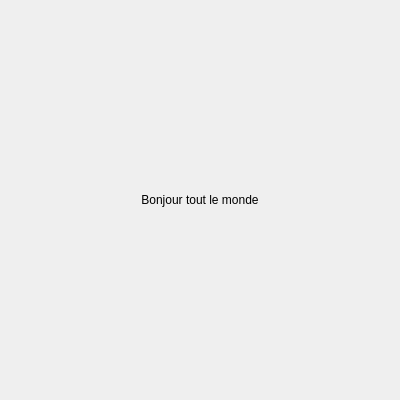
Before: the Qt Designer form Tutoriels/Cpp/Qt/Qt/GProject/GMainWindow.ui in gkesse/ReadyDev, drawn with Qt 5.
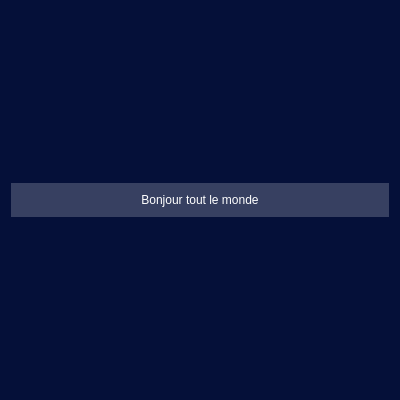
After: the same form once the commit is applied.

```diff
--- a/Tutoriels/Cpp/Qt/Qt/GProject/GMainWindow.ui
+++ b/Tutoriels/Cpp/Qt/Qt/GProject/GMainWindow.ui
@@ -17,7 +17,21 @@
    </size>
   </property>
   <property name="windowTitle">
-   <string>GMainWindow</string>
+   <string>Qt | ReadyDev</string>
+  </property>
+  <property name="styleSheet">
+   <string notr="true">* {
+	background-color: rgb(5, 16, 57);
+	color: rgb(255, 255, 255);
+	font: 75 14pt &quot;Arial Narrow&quot;;
+}
+
+QLabel {
+	background-color: rgba(255, 255, 255, 0.2);
+	padding: 10px;
+	font-weight: 12px;
+}
+</string>
   </property>
   <layout class="QGridLayout" name="gridLayout">
    <item row="0" column="0">
@@ -28,7 +42,7 @@
      <property name="sizeHint" stdset="0">
       <size>
        <width>20</width>
-       <height>176</height>
+       <height>161</height>
       </size>
      </property>
     </spacer>
@@ -51,7 +65,7 @@
      <property name="sizeHint" stdset="0">
       <size>
        <width>20</width>
-       <height>175</height>
+       <height>160</height>
       </size>
      </property>
     </spacer>
```
